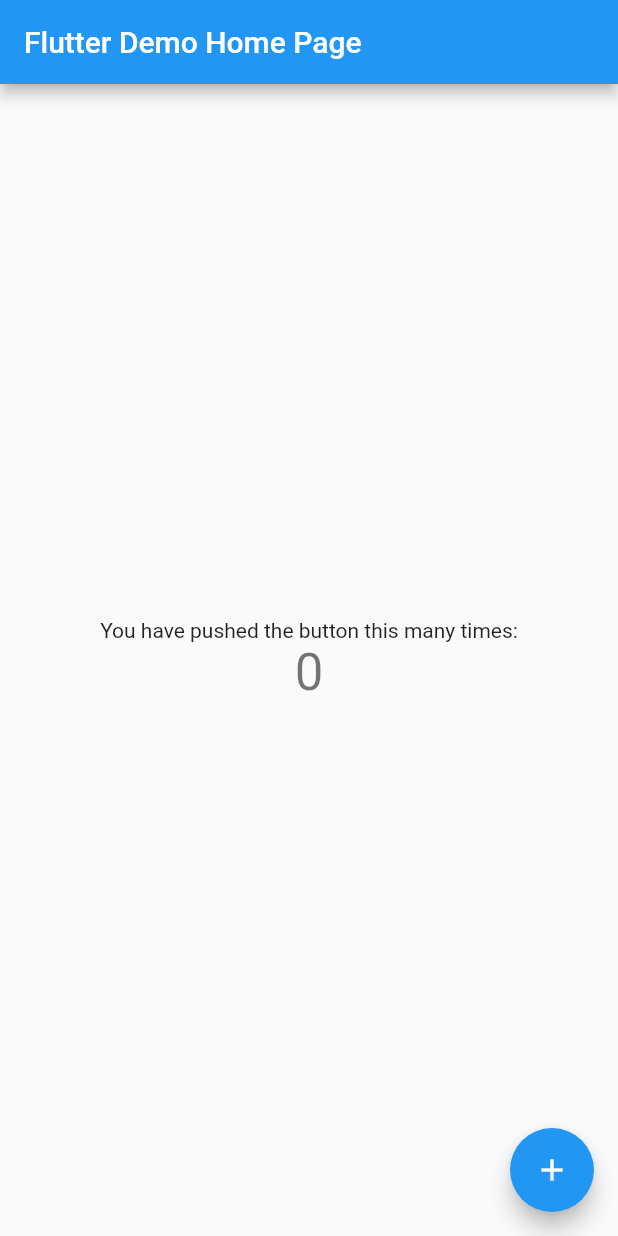
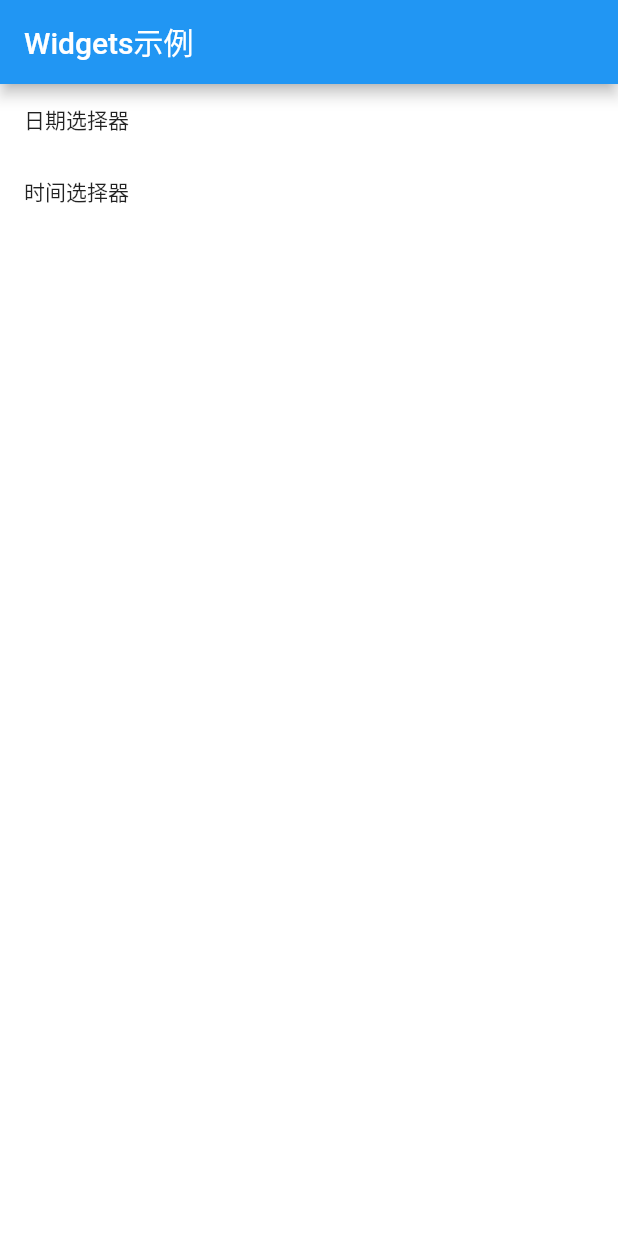
Before and after one commit to Mingriweiji-github/flutter-master, a Flutter app: the screen it shows after launch, on a phone screen of 412 x 824 dp. Run offline on Flutter 3.47's test engine with Material 2 defaults, Android fonts, the phone set to English and light mode, and no system bars.

Commit message:
DatePicker TimePicker

```diff
--- /dev/null
+++ b/flutter_widgets/lib/date_time.dart
@@ -0,0 +1,47 @@
+
+import 'package:flutter/material.dart';
+
+class DateAndTime extends StatefulWidget {
+  @override
+  _DateAndTimeState createState() => _DateAndTimeState();
+}
+
+class _DateAndTimeState extends State<DateAndTime> {
+  @override
+  Widget build(BuildContext context) {
+    return Scaffold(
+      appBar: AppBar(
+        title: Text("Widgets示例"),
+      ),
+      backgroundColor: Colors.white,
+      body: Container(
+        child: new Column(
+          children: <Widget>[
+            FlatButton(onPressed: () async {
+              var result = await showDatePicker(
+                  context: context,
+                  initialDate: DateTime.now(),
+                  firstDate: DateTime(2020),
+                  lastDate: DateTime(2022)
+              );
+              print("result:\(result)");
+            },
+                child: Text("日期选择器")
+            ),
+
+            FlatButton(onPressed: () async {
+              var result = await showTimePicker(
+                  context: context,
+                  initialTime: TimeOfDay.now(),
+              );
+              print("result:\(result)");
+            },
+               child: Text("时间选择器")
+            )
+
+          ],
+        ),
+      ),
+    );
+  }
+}
--- a/flutter_widgets/lib/main.dart
+++ b/flutter_widgets/lib/main.dart
@@ -1,4 +1,5 @@
 import 'package:flutter/material.dart';
+import 'package:flutter_widgets/date_time.dart';
 
 void main() {
   runApp(MyApp());
@@ -9,109 +10,10 @@ class MyApp extends StatelessWidget {
   @override
   Widget build(BuildContext context) {
     return MaterialApp(
-      title: 'Flutter Demo',
       theme: ThemeData(
-        // This is the theme of your application.
-        //
-        // Try running your application with "flutter run". You'll see the
-        // application has a blue toolbar. Then, without quitting the app, try
-        // changing the primarySwatch below to Colors.green and then invoke
-        // "hot reload" (press "r" in the console where you ran "flutter run",
-        // or simply save your changes to "hot reload" in a Flutter IDE).
-        // Notice that the counter didn't reset back to zero; the application
-        // is not restarted.
         primarySwatch: Colors.blue,
-        // This makes the visual density adapt to the platform that you run
-        // the app on. For desktop platforms, the controls will be smaller and
-        // closer together (more dense) than on mobile platforms.
-        visualDensity: VisualDensity.adaptivePlatformDensity,
       ),
-      home: MyHomePage(title: 'Flutter Demo Home Page'),
+      home: DateAndTime(),
     );
   }
 }
-
-class MyHomePage extends StatefulWidget {
-  MyHomePage({Key key, this.title}) : super(key: key);
-
-  // This widget is the home page of your application. It is stateful, meaning
-  // that it has a State object (defined below) that contains fields that affect
-  // how it looks.
-
-  // This class is the configuration for the state. It holds the values (in this
-  // case the title) provided by the parent (in this case the App widget) and
-  // used by the build method of the State. Fields in a Widget subclass are
-  // always marked "final".
-
-  final String title;
-
-  @override
-  _MyHomePageState createState() => _MyHomePageState();
-}
-
-class _MyHomePageState extends State<MyHomePage> {
-  int _counter = 0;
-
-  void _incrementCounter() {
-    setState(() {
-      // This call to setState tells the Flutter framework that something has
-      // changed in this State, which causes it to rerun the build method below
-      // so that the display can reflect the updated values. If we changed
-      // _counter without calling setState(), then the build method would not be
-      // called again, and so nothing would appear to happen.
-      _counter++;
-    });
-  }
-
-  @override
-  Widget build(BuildContext context) {
-    // This method is rerun every time setState is called, for instance as done
-    // by the _incrementCounter method above.
-    //
-    // The Flutter framework has been optimized to make rerunning build methods
-    // fast, so that you can just rebuild anything that needs updating rather
-    // than having to individually change instances of widgets.
-    return Scaffold(
-      appBar: AppBar(
-        // Here we take the value from the MyHomePage object that was created by
-        // the App.build method, and use it to set our appbar title.
-        title: Text(widget.title),
-      ),
-      body: Center(
-        // Center is a layout widget. It takes a single child and positions it
-        // in the middle of the parent.
-        child: Column(
-          // Column is also a layout widget. It takes a list of children and
-          // arranges them vertically. By default, it sizes itself to fit its
-          // children horizontally, and tries to be as tall as its parent.
-          //
-          // Invoke "debug painting" (press "p" in the console, choose the
-          // "Toggle Debug Paint" action from the Flutter Inspector in Android
-          // Studio, or the "Toggle Debug Paint" command in Visual Studio Code)
-          // to see the wireframe for each widget.
-          //
-          // Column has various properties to control how it sizes itself and
-          // how it positions its children. Here we use mainAxisAlignment to
-          // center the children vertically; the main axis here is the vertical
-          // axis because Columns are vertical (the cross axis would be
-          // horizontal).
-          mainAxisAlignment: MainAxisAlignment.center,
-          children: <Widget>[
-            Text(
-              'You have pushed the button this many times:',
-            ),
-            Text(
-              '$_counter',
-              style: Theme.of(context).textTheme.headline4,
-            ),
-          ],
-        ),
-      ),
-      floatingActionButton: FloatingActionButton(
-        onPressed: _incrementCounter,
-        tooltip: 'Increment',
-        child: Icon(Icons.add),
-      ), // This trailing comma makes auto-formatting nicer for build methods.
-    );
-  }
-}
```
